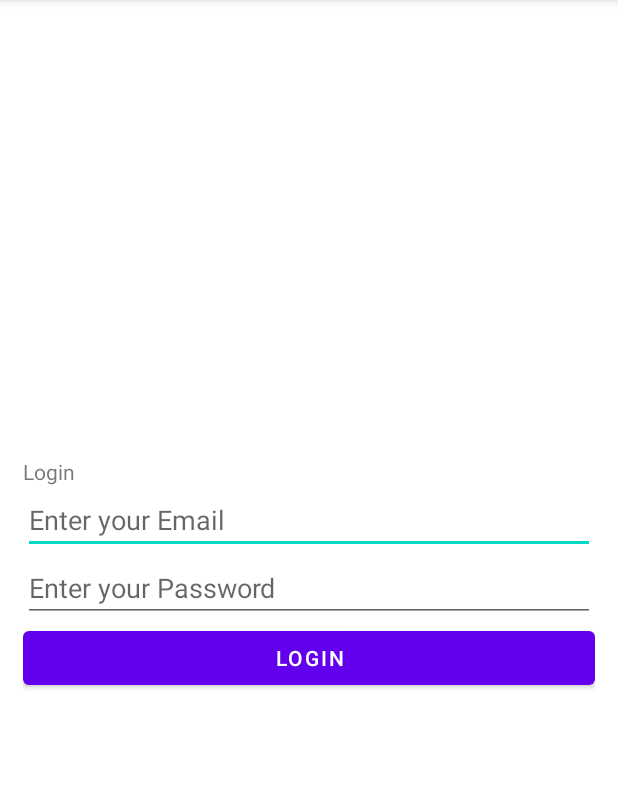
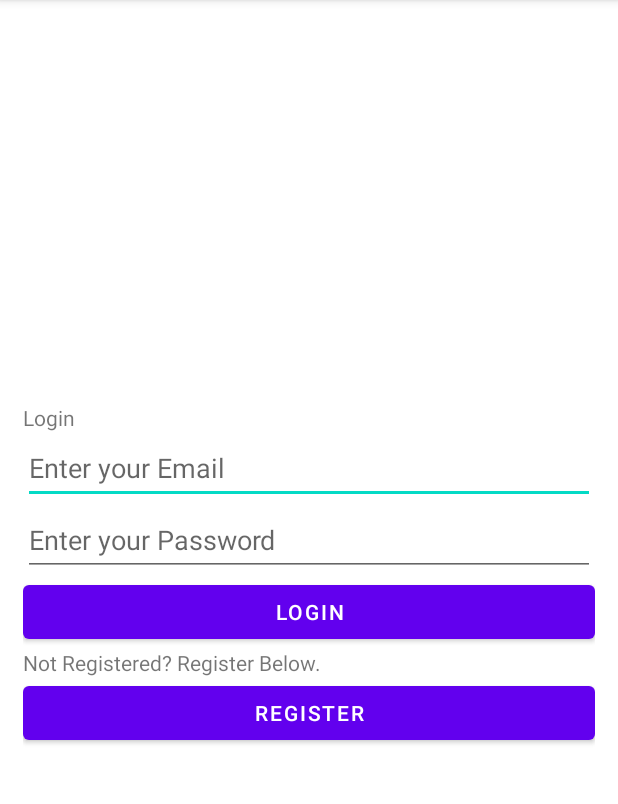
Before and after one commit to LukeSweetnameHome/android_weatherapplication, an Android app: the LoginActivity screen opened directly, with no data from a screen before it, on a phone screen of 412 x 824 dp, the part 84-888 px from its top. Run offline under Robolectric (Android 15) with nearby library versions, the phone set to English and light mode, and no system bars; our stand-ins replace Firebase (no records; nobody signed in at launch, a user with empty details on screens opened directly).

Commit message:
added user friendly hints to login and register page

```diff
--- a/app/src/main/java/uk/ac/abertay/cmp309/project_weather/LoginActivity.java
+++ b/app/src/main/java/uk/ac/abertay/cmp309/project_weather/LoginActivity.java
@@ -117,4 +117,9 @@ public class LoginActivity extends AppCompatActivity {
                             }
                         });
     }
+    public void handleRegister (View v){
+        // intent for register button
+        Intent intent = new Intent(LoginActivity.this, RegistrationActivity.class);
+        startActivity(intent);
+    }
 }
--- a/app/src/main/res/layout/activity_login.xml
+++ b/app/src/main/res/layout/activity_login.xml
@@ -20,7 +20,8 @@
         android:id="@+id/email"
         android:layout_width="match_parent"
         android:layout_height="wrap_content"
-        android:hint="Enter your Email" />
+        android:hint="Enter your Email"
+        android:minHeight="48dp" />
 
     <!-- Edit text for password -->
     <EditText
@@ -28,7 +29,8 @@
         android:layout_width="match_parent"
         android:layout_height="wrap_content"
         android:hint="Enter your Password"
-        android:inputType="textPassword" />
+        android:inputType="textPassword"
+        android:minHeight="48dp" />
 
     <!-- Button for Login with text "Login" -->
     <Button
@@ -44,4 +46,17 @@
         android:layout_height="wrap_content"
         android:visibility="gone" />
 
+    <TextView
+        android:id="@+id/notRegistered"
+        android:layout_width="wrap_content"
+        android:layout_height="wrap_content"
+        android:text="Not Registered? Register Below." />
+
+    <Button
+        android:id="@+id/btnNotRegistered"
+        android:layout_width="match_parent"
+        android:layout_height="wrap_content"
+        android:onClick="handleRegister"
+        android:text="Register" />
+
 </androidx.appcompat.widget.LinearLayoutCompat>
--- a/app/src/main/res/layout/activity_registration.xml
+++ b/app/src/main/res/layout/activity_registration.xml
@@ -47,6 +47,12 @@
         android:text="Register" />
 
     <!-- ProgressBar for loading time -->
+    <TextView
+        android:id="@+id/alreadyRegistered"
+        android:layout_width="wrap_content"
+        android:layout_height="wrap_content"
+        android:text="Already Registered? Login Below" />
+
     <Button
         android:id="@+id/btnLogin2"
         android:layout_width="match_parent"
```
